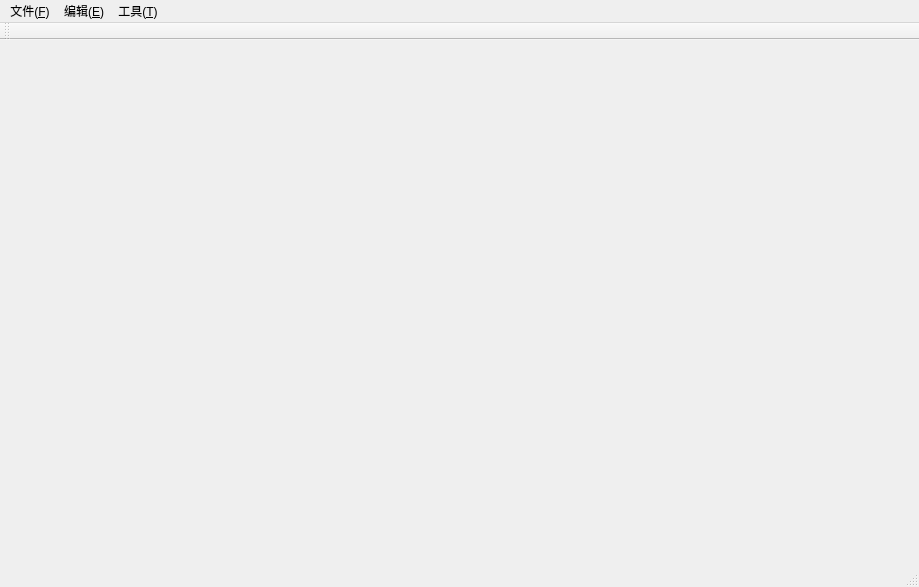
suisiyuan/IDT_Analyze, file ui/main.ui: the form before one commit.
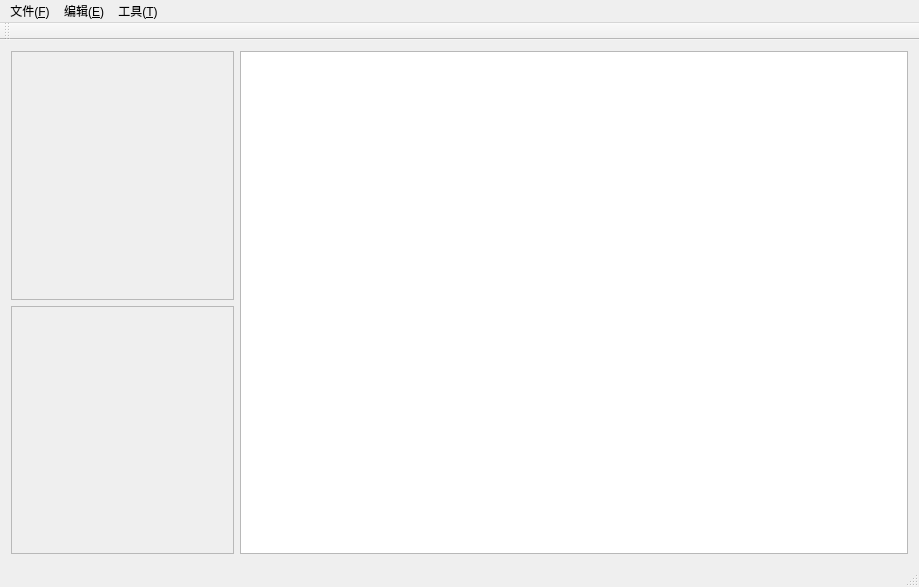
The form after the commit. Icons and pictures are not drawn.

The edit to the form file:
```diff
--- a/ui/main.ui
+++ b/ui/main.ui
@@ -18,11 +18,40 @@
     <normaloff>:/res/images/IDT.ico</normaloff>:/res/images/IDT.ico</iconset>
   </property>
   <widget class="QWidget" name="centralWidget">
-   <layout class="QHBoxLayout" name="horizontalLayout">
-    <item>
-     <widget class="QLabel" name="label">
-      <property name="text">
-       <string/>
+   <layout class="QGridLayout" name="gridLayout">
+    <item row="0" column="0">
+     <widget class="QFrame" name="imageFrame">
+      <property name="frameShape">
+       <enum>QFrame::StyledPanel</enum>
+      </property>
+      <property name="frameShadow">
+       <enum>QFrame::Raised</enum>
+      </property>
+     </widget>
+    </item>
+    <item row="0" column="1" rowspan="2">
+     <widget class="QGraphicsView" name="mainView">
+      <property name="sizePolicy">
+       <sizepolicy hsizetype="Expanding" vsizetype="Expanding">
+        <horstretch>3</horstretch>
+        <verstretch>0</verstretch>
+       </sizepolicy>
+      </property>
+     </widget>
+    </item>
+    <item row="1" column="0">
+     <widget class="QFrame" name="describeFrame">
+      <property name="sizePolicy">
+       <sizepolicy hsizetype="Expanding" vsizetype="Preferred">
+        <horstretch>1</horstretch>
+        <verstretch>0</verstretch>
+       </sizepolicy>
+      </property>
+      <property name="frameShape">
+       <enum>QFrame::StyledPanel</enum>
+      </property>
+      <property name="frameShadow">
+       <enum>QFrame::Raised</enum>
       </property>
      </widget>
     </item>
```
